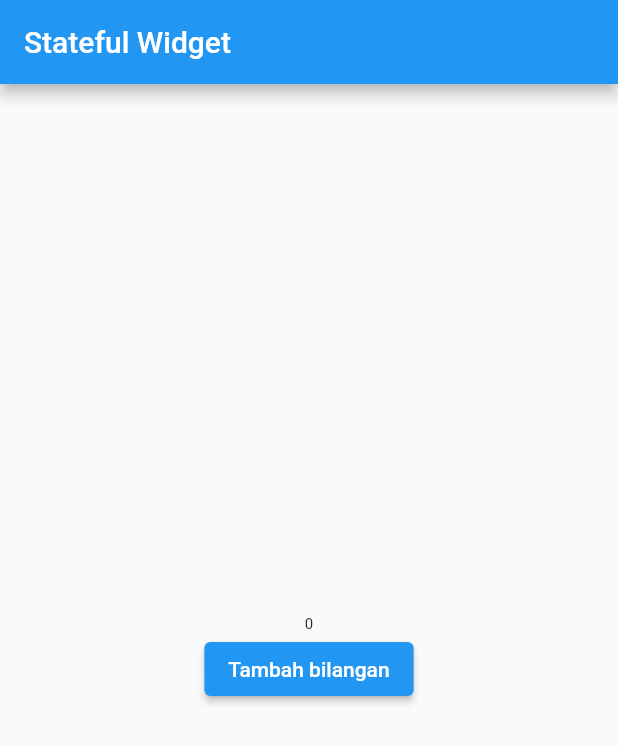
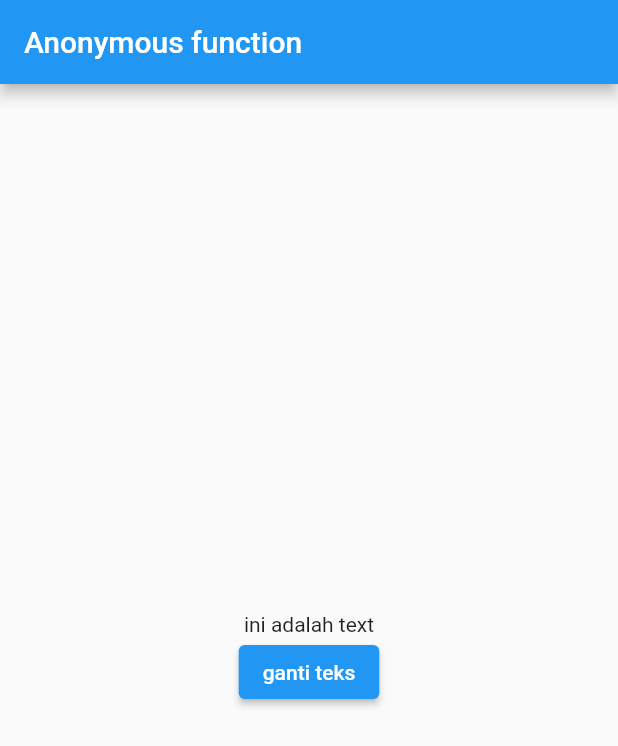
Before and after one commit to cecep29/flutter_basic, a Flutter app: the screen it shows after launch, on a phone screen of 412 x 824 dp. Shown: the top 746 px of the screen. Run offline on Flutter 3.47's test engine with Material 2 defaults, Android fonts, the phone set to English and light mode, and no system bars.

Commit message:
anonymous function

```diff
--- a/lib/main.dart
+++ b/lib/main.dart
@@ -12,33 +12,28 @@ class MyApp extends StatefulWidget {
 }
 
 class _MyAppState extends State<MyApp> {
-  int number = 0;
-  void tekanTombol() {
-    setState(() {
-      number = number + 1;
-    });
-  }
-
+  String name = "ini adalah text";
   @override
   Widget build(BuildContext context) {
     return MaterialApp(
       home: Scaffold(
         appBar: AppBar(
-          title: const Text('Stateful Widget'),
+          title: const Text('Anonymous function'),
         ),
         body: Center(
-          child: Column(
-            mainAxisAlignment: MainAxisAlignment.center,
-            children: [
-              Text(
-                number.toString(),
-                style: TextStyle(fontSize: 10 + number.toDouble()),
-              ),
-              ElevatedButton(
-                  onPressed: tekanTombol, child: const Text('Tambah bilangan'))
-            ],
-          ),
-        ),
+            child: Column(
+          mainAxisAlignment: MainAxisAlignment.center,
+          children: [
+            Text(name),
+            ElevatedButton(
+                onPressed: () {
+                  setState(() {
+                    name = 'ini teks yang diganti';
+                  });
+                },
+                child: const Text('ganti teks'))
+          ],
+        )),
       ),
     );
   }
```
